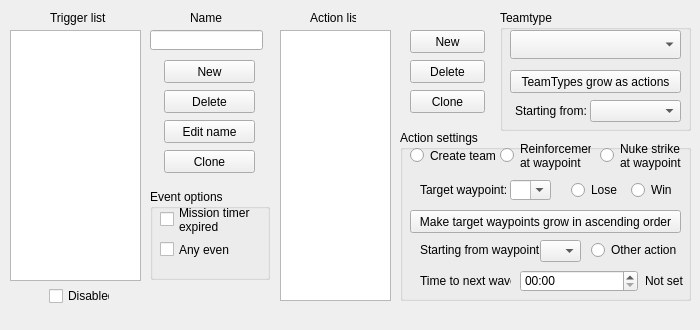
First picture: the form in src/triggersection.ui, repository PTapioK/TSWaveMaker, before the edit.
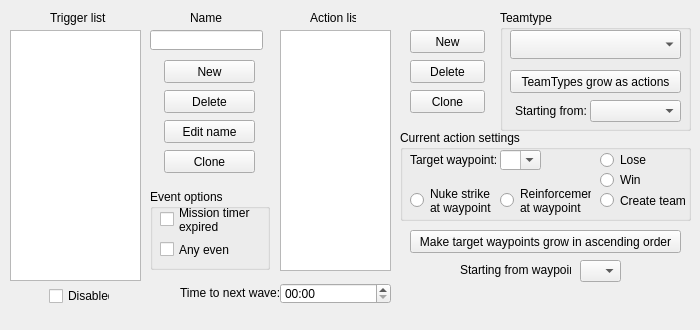
Second picture: the form after the edit.

What changed in the file:
```diff
--- a/src/triggersection.ui
+++ b/src/triggersection.ui
@@ -243,7 +243,7 @@
       <x>280</x>
       <y>30</y>
       <width>111</width>
-      <height>271</height>
+      <height>241</height>
      </rect>
     </property>
     <property name="selectionMode">
@@ -305,7 +305,7 @@
       <x>150</x>
       <y>189</y>
       <width>120</width>
-      <height>91</height>
+      <height>81</height>
      </rect>
     </property>
     <property name="title">
@@ -358,108 +358,18 @@
       <x>400</x>
       <y>130</y>
       <width>291</width>
-      <height>171</height>
+      <height>91</height>
      </rect>
     </property>
     <property name="title">
-     <string>Action settings</string>
+     <string>Current action settings</string>
     </property>
-    <widget class="QPushButton" name="WPointAOButton">
-     <property name="geometry">
-      <rect>
-       <x>10</x>
-       <y>80</y>
-       <width>271</width>
-       <height>23</height>
-      </rect>
-     </property>
-     <property name="text">
-      <string>Make target waypoints grow in ascending order</string>
-     </property>
-    </widget>
-    <widget class="QLabel" name="SWPointLabel">
-     <property name="geometry">
-      <rect>
-       <x>20</x>
-       <y>110</y>
-       <width>121</width>
-       <height>20</height>
-      </rect>
-     </property>
-     <property name="text">
-      <string>Starting from waypoint:</string>
-     </property>
-    </widget>
-    <widget class="QComboBox" name="SWaypointBox">
-     <property name="enabled">
-      <bool>true</bool>
-     </property>
-     <property name="geometry">
-      <rect>
-       <x>140</x>
-       <y>110</y>
-       <width>41</width>
-       <height>22</height>
-      </rect>
-     </property>
-     <property name="inputMethodHints">
-      <set>Qt::ImhPreferNumbers</set>
-     </property>
-     <property name="editable">
-      <bool>false</bool>
-     </property>
-     <property name="maxCount">
-      <number>99</number>
-     </property>
-    </widget>
-    <widget class="QTimeEdit" name="WaveTimer">
-     <property name="geometry">
-      <rect>
-       <x>120</x>
-       <y>140</y>
-       <width>118</width>
-       <height>22</height>
-      </rect>
-     </property>
-     <property name="displayFormat">
-      <string>mm:ss</string>
-     </property>
-    </widget>
-    <widget class="QLabel" name="TimerSetLabel">
-     <property name="geometry">
-      <rect>
-       <x>245</x>
-       <y>140</y>
-       <width>51</width>
-       <height>21</height>
-      </rect>
-     </property>
-     <property name="text">
-      <string>Not set</string>
-     </property>
-    </widget>
-    <widget class="QLabel" name="TALALabel">
-     <property name="geometry">
-      <rect>
-       <x>20</x>
-       <y>140</y>
-       <width>91</width>
-       <height>21</height>
-      </rect>
-     </property>
-     <property name="text">
-      <string>Time to next wave:</string>
-     </property>
-     <property name="wordWrap">
-      <bool>false</bool>
-     </property>
-    </widget>
     <widget class="QLabel" name="WPointLabel">
      <property name="geometry">
       <rect>
-       <x>20</x>
-       <y>50</y>
-       <width>91</width>
+       <x>10</x>
+       <y>20</y>
+       <width>131</width>
        <height>21</height>
       </rect>
      </property>
@@ -470,8 +380,8 @@
     <widget class="QComboBox" name="WaypointBox">
      <property name="geometry">
       <rect>
-       <x>110</x>
-       <y>50</y>
+       <x>100</x>
+       <y>20</y>
        <width>41</width>
        <height>20</height>
       </rect>
@@ -498,27 +408,26 @@
       <enum>QComboBox::AdjustToContentsOnFirstShow</enum>
      </property>
     </widget>
-    <widget class="QRadioButton" name="isReinforcement">
+    <widget class="QRadioButton" name="isOtherAction">
      <property name="geometry">
       <rect>
-       <x>100</x>
-       <y>10</y>
+       <x>270</x>
+       <y>140</y>
        <width>91</width>
-       <height>31</height>
+       <height>20</height>
       </rect>
      </property>
      <property name="text">
-      <string>Reinforcement 
-at waypoint</string>
+      <string>Other action</string>
      </property>
     </widget>
     <widget class="QRadioButton" name="isNukeStrike">
      <property name="geometry">
       <rect>
-       <x>200</x>
-       <y>10</y>
+       <x>10</x>
+       <y>50</y>
        <width>91</width>
-       <height>31</height>
+       <height>41</height>
       </rect>
      </property>
      <property name="text">
@@ -526,24 +435,11 @@
 at waypoint</string>
      </property>
     </widget>
-    <widget class="QRadioButton" name="isCreateTeam">
-     <property name="geometry">
-      <rect>
-       <x>10</x>
-       <y>10</y>
-       <width>91</width>
-       <height>31</height>
-      </rect>
-     </property>
-     <property name="text">
-      <string>Create team</string>
-     </property>
-    </widget>
     <widget class="QRadioButton" name="isLose">
      <property name="geometry">
       <rect>
-       <x>171</x>
-       <y>50</y>
+       <x>200</x>
+       <y>20</y>
        <width>51</width>
        <height>20</height>
       </rect>
@@ -555,8 +451,8 @@
     <widget class="QRadioButton" name="isWin">
      <property name="geometry">
       <rect>
-       <x>231</x>
-       <y>50</y>
+       <x>200</x>
+       <y>40</y>
        <width>51</width>
        <height>20</height>
       </rect>
@@ -565,19 +461,110 @@
       <string>Win</string>
      </property>
     </widget>
-    <widget class="QRadioButton" name="isOtherAction">
+    <widget class="QRadioButton" name="isReinforcement">
      <property name="geometry">
       <rect>
-       <x>191</x>
-       <y>110</y>
+       <x>100</x>
+       <y>50</y>
        <width>91</width>
-       <height>20</height>
+       <height>41</height>
       </rect>
      </property>
      <property name="text">
-      <string>Other action</string>
+      <string>Reinforcement 
+at waypoint</string>
      </property>
     </widget>
+    <widget class="QRadioButton" name="isCreateTeam">
+     <property name="geometry">
+      <rect>
+       <x>200</x>
+       <y>60</y>
+       <width>91</width>
+       <height>21</height>
+      </rect>
+     </property>
+     <property name="text">
+      <string>Create team</string>
+     </property>
+    </widget>
+   </widget>
+   <widget class="QPushButton" name="WPointAOButton">
+    <property name="geometry">
+     <rect>
+      <x>410</x>
+      <y>230</y>
+      <width>271</width>
+      <height>23</height>
+     </rect>
+    </property>
+    <property name="text">
+     <string>Make target waypoints grow in ascending order</string>
+    </property>
+   </widget>
+   <widget class="QLabel" name="TALALabel">
+    <property name="geometry">
+     <rect>
+      <x>180</x>
+      <y>283</y>
+      <width>101</width>
+      <height>20</height>
+     </rect>
+    </property>
+    <property name="text">
+     <string>Time to next wave:</string>
+    </property>
+    <property name="wordWrap">
+     <bool>false</bool>
+    </property>
+   </widget>
+   <widget class="QTimeEdit" name="WaveTimer">
+    <property name="geometry">
+     <rect>
+      <x>280</x>
+      <y>283</y>
+      <width>111</width>
+      <height>21</height>
+     </rect>
+    </property>
+    <property name="displayFormat">
+     <string>mm:ss</string>
+    </property>
+   </widget>
+   <widget class="QLabel" name="SWPointLabel">
+    <property name="geometry">
+     <rect>
+      <x>460</x>
+      <y>260</y>
+      <width>111</width>
+      <height>20</height>
+     </rect>
+    </property>
+    <property name="text">
+     <string>Starting from waypoint:</string>
+    </property>
+   </widget>
+   <widget class="QComboBox" name="SWaypointBox">
+    <property name="enabled">
+     <bool>true</bool>
+    </property>
+    <property name="geometry">
+     <rect>
+      <x>580</x>
+      <y>260</y>
+      <width>41</width>
+      <height>22</height>
+     </rect>
+    </property>
+    <property name="inputMethodHints">
+     <set>Qt::ImhPreferNumbers</set>
+    </property>
+    <property name="editable">
+     <bool>false</bool>
+    </property>
+    <property name="maxCount">
+     <number>99</number>
+    </property>
    </widget>
    <zorder>NEdit</zorder>
    <zorder>CloneTrigger</zorder>
@@ -600,6 +587,11 @@
    <zorder>TeamAOBox</zorder>
    <zorder>label</zorder>
    <zorder>groupBox_3</zorder>
+   <zorder>WPointAOButton</zorder>
+   <zorder>TALALabel</zorder>
+   <zorder>WaveTimer</zorder>
+   <zorder>SWPointLabel</zorder>
+   <zorder>SWaypointBox</zorder>
   </widget>
  </widget>
  <resources/>
```
